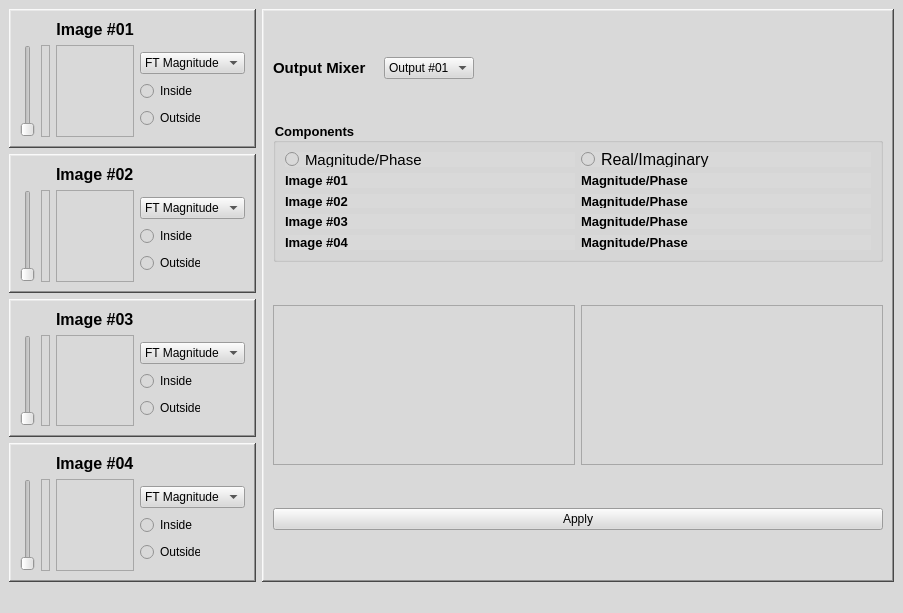
This is design.ui in raghdaneiazyy6/VisualMystique-Mixer as Qt 5 draws it before an edit. The edited form follows.
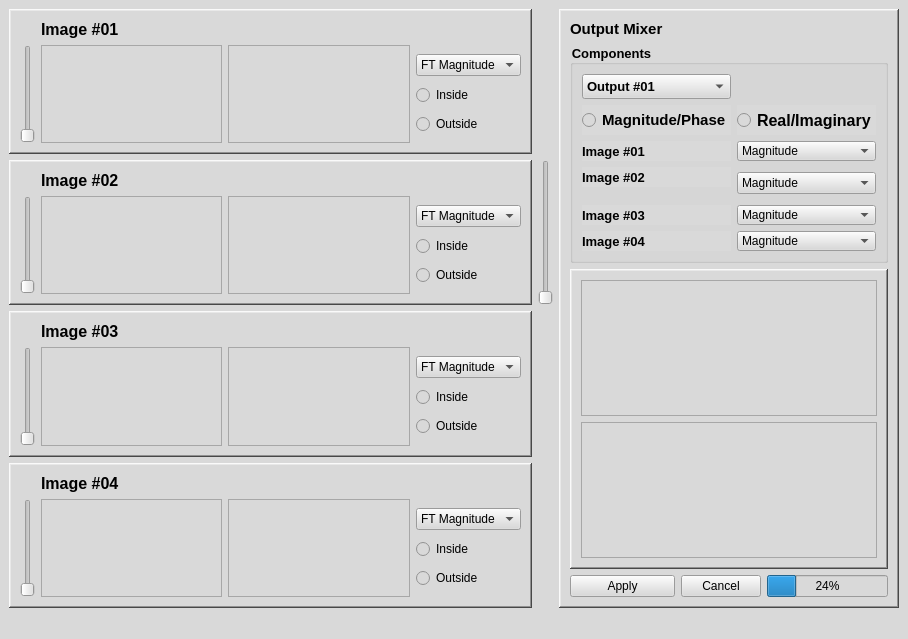
This is the edited form.

The edit to the form file:
```diff
--- a/design.ui
+++ b/design.ui
@@ -6,8 +6,8 @@
    <rect>
     <x>0</x>
     <y>0</y>
-    <width>903</width>
-    <height>613</height>
+    <width>908</width>
+    <height>639</height>
    </rect>
   </property>
   <property name="windowTitle">
@@ -30,36 +30,7 @@
        <enum>QFrame::Raised</enum>
       </property>
       <layout class="QGridLayout" name="gridLayout_5">
-       <item row="1" column="2">
-        <widget class="QLabel" name="imageComponent1">
-         <property name="maximumSize">
-          <size>
-           <width>16777215</width>
-           <height>160</height>
-          </size>
-         </property>
-         <property name="styleSheet">
-          <string notr="true"/>
-         </property>
-         <property name="frameShape">
-          <enum>QFrame::StyledPanel</enum>
-         </property>
-         <property name="text">
-          <string/>
-         </property>
-         <property name="alignment">
-          <set>Qt::AlignCenter</set>
-         </property>
-        </widget>
-       </item>
-       <item row="1" column="0">
-        <widget class="QSlider" name="verticalSlider_1">
-         <property name="orientation">
-          <enum>Qt::Vertical</enum>
-         </property>
-        </widget>
-       </item>
-       <item row="1" column="3">
+       <item row="2" column="4">
         <layout class="QVBoxLayout" name="verticalLayout_5">
          <property name="spacing">
           <number>0</number>
@@ -98,7 +69,7 @@
           <widget class="QRadioButton" name="radioButton_9">
            <property name="maximumSize">
             <size>
-             <width>55</width>
+             <width>60</width>
              <height>20</height>
             </size>
            </property>
@@ -111,7 +82,7 @@
           <widget class="QRadioButton" name="radioButton_10">
            <property name="maximumSize">
             <size>
-             <width>60</width>
+             <width>80</width>
              <height>20</height>
             </size>
            </property>
@@ -122,7 +93,20 @@
          </item>
         </layout>
        </item>
-       <item row="0" column="2">
+       <item row="2" column="3">
+        <widget class="QGraphicsView" name="imageComponent1"/>
+       </item>
+       <item row="2" column="1">
+        <widget class="QGraphicsView" name="imageLabel1"/>
+       </item>
+       <item row="2" column="0">
+        <widget class="QSlider" name="verticalSlider_1">
+         <property name="orientation">
+          <enum>Qt::Vertical</enum>
+         </property>
+        </widget>
+       </item>
+       <item row="1" column="1">
         <widget class="QLabel" name="label_15">
          <property name="font">
           <font>
@@ -134,36 +118,14 @@
           <string>Image #01</string>
          </property>
          <property name="alignment">
-          <set>Qt::AlignCenter</set>
-         </property>
-        </widget>
-       </item>
-       <item row="1" column="1">
-        <widget class="QLabel" name="imageLabel1">
-         <property name="maximumSize">
-          <size>
-           <width>16777215</width>
-           <height>160</height>
-          </size>
-         </property>
-         <property name="styleSheet">
-          <string notr="true"/>
-         </property>
-         <property name="frameShape">
-          <enum>QFrame::StyledPanel</enum>
-         </property>
-         <property name="text">
-          <string/>
-         </property>
-         <property name="alignment">
-          <set>Qt::AlignCenter</set>
+          <set>Qt::AlignLeading|Qt::AlignLeft|Qt::AlignVCenter</set>
          </property>
         </widget>
        </item>
       </layout>
      </widget>
     </item>
-    <item row="0" column="1" rowspan="4">
+    <item row="0" column="2" rowspan="4">
      <widget class="QFrame" name="frame_5">
       <property name="sizePolicy">
        <sizepolicy hsizetype="Expanding" vsizetype="Expanding">
@@ -184,23 +146,25 @@
        <enum>QFrame::Raised</enum>
       </property>
       <layout class="QGridLayout" name="gridLayout_6">
-       <item row="6" column="0">
-        <layout class="QHBoxLayout" name="horizontalLayout">
-         <item>
-          <widget class="QPushButton" name="pushButton">
-           <property name="text">
-            <string>Apply</string>
-           </property>
-          </widget>
-         </item>
-        </layout>
+       <item row="0" column="0">
+        <widget class="QLabel" name="label_11">
+         <property name="font">
+          <font>
+           <pointsize>11</pointsize>
+           <bold>true</bold>
+          </font>
+         </property>
+         <property name="text">
+          <string>Output Mixer   </string>
+         </property>
+        </widget>
        </item>
-       <item row="4" column="0">
+       <item row="1" column="0" colspan="4">
         <widget class="QGroupBox" name="groupBox">
          <property name="maximumSize">
           <size>
            <width>16777215</width>
-           <height>140</height>
+           <height>230</height>
           </size>
          </property>
          <property name="font">
@@ -213,8 +177,111 @@
           <string>Components</string>
          </property>
          <layout class="QGridLayout" name="gridLayout_8">
+          <item row="11" column="0">
+           <spacer name="verticalSpacer_3">
+            <property name="orientation">
+             <enum>Qt::Vertical</enum>
+            </property>
+            <property name="sizeHint" stdset="0">
+             <size>
+              <width>20</width>
+              <height>40</height>
+             </size>
+            </property>
+           </spacer>
+          </item>
+          <item row="3" column="0">
+           <widget class="QLabel" name="label">
+            <property name="minimumSize">
+             <size>
+              <width>0</width>
+              <height>20</height>
+             </size>
+            </property>
+            <property name="font">
+             <font>
+              <pointsize>10</pointsize>
+              <bold>true</bold>
+             </font>
+            </property>
+            <property name="text">
+             <string>Image #01</string>
+            </property>
+           </widget>
+          </item>
+          <item row="0" column="0">
+           <widget class="QComboBox" name="comboBox_5">
+            <property name="minimumSize">
+             <size>
+              <width>0</width>
+              <height>25</height>
+             </size>
+            </property>
+            <property name="maximumSize">
+             <size>
+              <width>300</width>
+              <height>16777215</height>
+             </size>
+            </property>
+            <property name="font">
+             <font>
+              <family>Segoe UI</family>
+              <pointsize>10</pointsize>
+              <bold>true</bold>
+             </font>
+            </property>
+            <item>
+             <property name="text">
+              <string>Output #01</string>
+             </property>
+            </item>
+            <item>
+             <property name="text">
+              <string>Output #02</string>
+             </property>
+            </item>
+           </widget>
+          </item>
+          <item row="2" column="1">
+           <widget class="QRadioButton" name="radioButton2">
+            <property name="minimumSize">
+             <size>
+              <width>0</width>
+              <height>30</height>
+             </size>
+            </property>
+            <property name="font">
+             <font>
+              <pointsize>12</pointsize>
+              <bold>true</bold>
+             </font>
+            </property>
+            <property name="text">
+             <string>Real/Imaginary</string>
+            </property>
+           </widget>
+          </item>
           <item row="4" column="0">
+           <spacer name="verticalSpacer">
+            <property name="orientation">
+             <enum>Qt::Vertical</enum>
+            </property>
+            <property name="sizeHint" stdset="0">
+             <size>
+              <width>20</width>
+              <height>40</height>
+             </size>
+            </property>
+           </spacer>
+          </item>
+          <item row="6" column="0">
            <widget class="QLabel" name="label_17">
+            <property name="minimumSize">
+             <size>
+              <width>0</width>
+              <height>20</height>
+             </size>
+            </property>
             <property name="font">
              <font>
               <pointsize>10</pointsize>
@@ -226,21 +293,34 @@
             </property>
            </widget>
           </item>
-          <item row="8" column="0">
-           <widget class="QLabel" name="label_18">
-            <property name="font">
-             <font>
-              <pointsize>10</pointsize>
-              <bold>true</bold>
-             </font>
+          <item row="6" column="1" rowspan="3">
+           <widget class="QComboBox" name="comboBox_2">
+            <property name="minimumSize">
+             <size>
+              <width>0</width>
+              <height>20</height>
+             </size>
             </property>
-            <property name="text">
-             <string>Image #03</string>
-            </property>
+            <item>
+             <property name="text">
+              <string>Magnitude</string>
+             </property>
+            </item>
+            <item>
+             <property name="text">
+              <string>Phase</string>
+             </property>
+            </item>
            </widget>
           </item>
-          <item row="11" column="0">
+          <item row="13" column="0">
            <widget class="QLabel" name="label_19">
+            <property name="minimumSize">
+             <size>
+              <width>0</width>
+              <height>20</height>
+             </size>
+            </property>
             <property name="font">
              <font>
               <pointsize>10</pointsize>
@@ -252,87 +332,90 @@
             </property>
            </widget>
           </item>
-          <item row="2" column="0">
-           <spacer name="verticalSpacer">
-            <property name="orientation">
-             <enum>Qt::Vertical</enum>
-            </property>
-            <property name="sizeHint" stdset="0">
+          <item row="3" column="1" rowspan="2">
+           <widget class="QComboBox" name="comboBox_1">
+            <property name="minimumSize">
              <size>
-              <width>20</width>
-              <height>40</height>
+              <width>0</width>
+              <height>20</height>
              </size>
             </property>
-           </spacer>
-          </item>
-          <item row="8" column="1">
-           <widget class="QLabel" name="label_4">
-            <property name="font">
-             <font>
-              <pointsize>10</pointsize>
-              <bold>true</bold>
-             </font>
-            </property>
-            <property name="text">
-             <string>Magnitude/Phase</string>
-            </property>
+            <item>
+             <property name="text">
+              <string>Magnitude</string>
+             </property>
+            </item>
+            <item>
+             <property name="text">
+              <string>Phase</string>
+             </property>
+            </item>
            </widget>
           </item>
           <item row="1" column="1">
-           <widget class="QLabel" name="label_2">
-            <property name="font">
-             <font>
-              <pointsize>10</pointsize>
-              <bold>true</bold>
-             </font>
+           <spacer name="verticalSpacer_5">
+            <property name="orientation">
+             <enum>Qt::Vertical</enum>
             </property>
-            <property name="text">
-             <string>Magnitude/Phase</string>
+            <property name="sizeHint" stdset="0">
+             <size>
+              <width>20</width>
+              <height>40</height>
+             </size>
             </property>
-           </widget>
+           </spacer>
           </item>
-          <item row="4" column="1">
-           <widget class="QLabel" name="label_3">
-            <property name="font">
-             <font>
-              <pointsize>10</pointsize>
-              <bold>true</bold>
-             </font>
+          <item row="13" column="1">
+           <widget class="QComboBox" name="comboBox_4">
+            <property name="minimumSize">
+             <size>
+              <width>0</width>
+              <height>20</height>
+             </size>
             </property>
-            <property name="text">
-             <string>Magnitude/Phase</string>
-            </property>
+            <item>
+             <property name="text">
+              <string>Magnitude</string>
+             </property>
+            </item>
+            <item>
+             <property name="text">
+              <string>Phase</string>
+             </property>
+            </item>
            </widget>
           </item>
-          <item row="0" column="1">
-           <widget class="QRadioButton" name="radioButton2">
-            <property name="font">
-             <font>
-              <pointsize>12</pointsize>
-             </font>
+          <item row="10" column="1" rowspan="2">
+           <widget class="QComboBox" name="comboBox_3">
+            <property name="minimumSize">
+             <size>
+              <width>0</width>
+              <height>20</height>
+             </size>
             </property>
-            <property name="text">
-             <string>Real/Imaginary</string>
-            </property>
+            <item>
+             <property name="text">
+              <string>Magnitude</string>
+             </property>
+            </item>
+            <item>
+             <property name="text">
+              <string>Phase</string>
+             </property>
+            </item>
            </widget>
           </item>
-          <item row="0" column="0">
+          <item row="2" column="0">
            <widget class="QRadioButton" name="radioButton1">
+            <property name="minimumSize">
+             <size>
+              <width>0</width>
+              <height>30</height>
+             </size>
+            </property>
             <property name="font">
              <font>
               <pointsize>11</pointsize>
-             </font>
-            </property>
-            <property name="text">
-             <string>Magnitude/Phase</string>
-            </property>
-           </widget>
-          </item>
-          <item row="11" column="1">
-           <widget class="QLabel" name="label_5">
-            <property name="font">
-             <font>
-              <pointsize>10</pointsize>
               <bold>true</bold>
              </font>
             </property>
@@ -341,34 +424,27 @@
             </property>
            </widget>
           </item>
-          <item row="1" column="0">
-           <widget class="QLabel" name="label">
-            <property name="font">
-             <font>
-              <pointsize>10</pointsize>
-              <bold>true</bold>
-             </font>
-            </property>
-            <property name="text">
-             <string>Image #01</string>
-            </property>
-           </widget>
-          </item>
-          <item row="7" column="0">
-           <spacer name="verticalSpacer_2">
-            <property name="orientation">
-             <enum>Qt::Vertical</enum>
-            </property>
-            <property name="sizeHint" stdset="0">
+          <item row="10" column="0">
+           <widget class="QLabel" name="label_18">
+            <property name="minimumSize">
              <size>
-              <width>20</width>
-              <height>40</height>
+              <width>0</width>
+              <height>20</height>
              </size>
             </property>
-           </spacer>
+            <property name="font">
+             <font>
+              <pointsize>10</pointsize>
+              <bold>true</bold>
+             </font>
+            </property>
+            <property name="text">
+             <string>Image #03</string>
+            </property>
+           </widget>
           </item>
           <item row="9" column="0">
-           <spacer name="verticalSpacer_3">
+           <spacer name="verticalSpacer_2">
             <property name="orientation">
              <enum>Qt::Vertical</enum>
             </property>
@@ -383,115 +459,72 @@
          </layout>
         </widget>
        </item>
-       <item row="5" column="0">
-        <layout class="QHBoxLayout" name="horizontalLayout_2">
-         <item>
-          <widget class="QLabel" name="outputImage1">
-           <property name="sizePolicy">
-            <sizepolicy hsizetype="Expanding" vsizetype="Preferred">
-             <horstretch>0</horstretch>
-             <verstretch>0</verstretch>
-            </sizepolicy>
-           </property>
-           <property name="maximumSize">
-            <size>
-             <width>16777215</width>
-             <height>160</height>
-            </size>
-           </property>
-           <property name="styleSheet">
-            <string notr="true"/>
-           </property>
-           <property name="frameShape">
-            <enum>QFrame::StyledPanel</enum>
-           </property>
-           <property name="text">
-            <string/>
-           </property>
-           <property name="alignment">
-            <set>Qt::AlignCenter</set>
-           </property>
-          </widget>
-         </item>
-         <item>
-          <widget class="QLabel" name="outputImage2">
-           <property name="sizePolicy">
-            <sizepolicy hsizetype="Expanding" vsizetype="Preferred">
-             <horstretch>0</horstretch>
-             <verstretch>0</verstretch>
-            </sizepolicy>
-           </property>
-           <property name="maximumSize">
-            <size>
-             <width>16777215</width>
-             <height>160</height>
-            </size>
-           </property>
-           <property name="styleSheet">
-            <string notr="true"/>
-           </property>
-           <property name="frameShape">
-            <enum>QFrame::StyledPanel</enum>
-           </property>
-           <property name="text">
-            <string/>
-           </property>
-           <property name="alignment">
-            <set>Qt::AlignCenter</set>
-           </property>
-          </widget>
-         </item>
-        </layout>
+       <item row="6" column="0">
+        <widget class="QPushButton" name="pushButton">
+         <property name="text">
+          <string>Apply</string>
+         </property>
+        </widget>
        </item>
-       <item row="0" column="0">
-        <layout class="QHBoxLayout" name="horizontalLayout_3">
-         <item>
-          <widget class="QLabel" name="label_11">
-           <property name="font">
-            <font>
-             <pointsize>11</pointsize>
-             <bold>true</bold>
-            </font>
-           </property>
-           <property name="text">
-            <string>Output Mixer   </string>
-           </property>
-          </widget>
-         </item>
-         <item>
-          <widget class="QComboBox" name="comboBox_5">
-           <property name="maximumSize">
-            <size>
-             <width>300</width>
-             <height>16777215</height>
-            </size>
-           </property>
-           <item>
-            <property name="text">
-             <string>Output #01</string>
-            </property>
-           </item>
-           <item>
-            <property name="text">
-             <string>Output #02</string>
-            </property>
-           </item>
-          </widget>
-         </item>
-         <item>
-          <spacer name="horizontalSpacer">
-           <property name="orientation">
-            <enum>Qt::Horizontal</enum>
-           </property>
-           <property name="sizeHint" stdset="0">
-            <size>
-             <width>40</width>
-             <height>20</height>
-            </size>
-           </property>
-          </spacer>
-         </item>
-        </layout>
+       <item row="6" column="1">
+        <widget class="QPushButton" name="pushButton_2">
+         <property name="text">
+          <string>Cancel</string>
+         </property>
+        </widget>
+       </item>
+       <item row="3" column="0" colspan="4">
+        <widget class="QFrame" name="frame_7">
+         <property name="minimumSize">
+          <size>
+           <width>0</width>
+           <height>140</height>
+          </size>
+         </property>
+         <property name="mouseTracking">
+          <bool>false</bool>
+         </property>
+         <property name="frameShape">
+          <enum>QFrame::WinPanel</enum>
+         </property>
+         <property name="frameShadow">
+          <enum>QFrame::Raised</enum>
+         </property>
+         <layout class="QGridLayout" name="gridLayout_7">
+          <item row="0" column="0">
+           <widget class="QGraphicsView" name="outputImage1"/>
+          </item>
+          <item row="1" column="0">
+           <widget class="QGraphicsView" name="outputImage2"/>
+          </item>
+         </layout>
+        </widget>
+       </item>
+       <item row="6" column="2" colspan="2">
+        <widget class="QProgressBar" name="progressBar">
+         <property name="value">
+          <number>24</number>
+         </property>
+        </widget>
+       </item>
+       <item row="2" column="1">
+        <spacer name="verticalSpacer_4">
+         <property name="orientation">
+          <enum>Qt::Vertical</enum>
+         </property>
+         <property name="sizeType">
+          <enum>QSizePolicy::Expanding</enum>
+         </property>
+         <property name="sizeHint" stdset="0">
+          <size>
+           <width>10</width>
+           <height>100</height>
+          </size>
+         </property>
+        </spacer>
+       </item>
+       <item row="4" column="0" colspan="4">
+        <layout class="QHBoxLayout" name="horizontalLayout_2"/>
        </item>
       </layout>
      </widget>
@@ -505,29 +538,7 @@
        <enum>QFrame::Raised</enum>
       </property>
       <layout class="QGridLayout" name="gridLayout_2">
-       <item row="1" column="1">
-        <widget class="QLabel" name="imageLabel2">
-         <property name="maximumSize">
-          <size>
-           <width>16777215</width>
-           <height>160</height>
-          </size>
-         </property>
-         <property name="styleSheet">
-          <string notr="true"/>
-         </property>
-         <property name="frameShape">
-          <enum>QFrame::StyledPanel</enum>
-         </property>
-         <property name="text">
-          <string/>
-         </property>
-         <property name="alignment">
-          <set>Qt::AlignCenter</set>
-         </property>
-        </widget>
-       </item>
-       <item row="1" column="3">
+       <item row="1" column="4">
         <layout class="QVBoxLayout" name="verticalLayout_2">
          <property name="spacing">
           <number>0</number>
@@ -566,7 +577,7 @@
           <widget class="QRadioButton" name="radioButton_3">
            <property name="maximumSize">
             <size>
-             <width>55</width>
+             <width>60</width>
              <height>20</height>
             </size>
            </property>
@@ -579,7 +590,7 @@
           <widget class="QRadioButton" name="radioButton_4">
            <property name="maximumSize">
             <size>
-             <width>60</width>
+             <width>80</width>
              <height>20</height>
             </size>
            </property>
@@ -597,7 +608,13 @@
          </property>
         </widget>
        </item>
-       <item row="0" column="2">
+       <item row="1" column="1">
+        <widget class="QGraphicsView" name="imageLabel2"/>
+       </item>
+       <item row="1" column="3">
+        <widget class="QGraphicsView" name="imageComponent2"/>
+       </item>
+       <item row="0" column="1">
         <widget class="QLabel" name="label_14">
          <property name="font">
           <font>
@@ -610,31 +627,22 @@
          </property>
         </widget>
        </item>
-       <item row="1" column="2">
-        <widget class="QLabel" name="imageComponent2">
-         <property name="maximumSize">
-          <size>
-           <width>16777215</width>
-           <height>160</height>
-          </size>
-         </property>
-         <property name="styleSheet">
-          <string notr="true"/>
-         </property>
-         <property name="frameShape">
-          <enum>QFrame::StyledPanel</enum>
-         </property>
-         <property name="text">
-          <string/>
-         </property>
-         <property name="alignment">
-          <set>Qt::AlignCenter</set>
-         </property>
-        </widget>
-       </item>
       </layout>
      </widget>
     </item>
+    <item row="1" column="1">
+     <widget class="QSlider" name="verticalSlider">
+      <property name="minimum">
+       <number>50</number>
+      </property>
+      <property name="maximum">
+       <number>300</number>
+      </property>
+      <property name="orientation">
+       <enum>Qt::Vertical</enum>
+      </property>
+     </widget>
+    </item>
     <item row="2" column="0">
      <widget class="QFrame" name="frame_3">
       <property name="frameShape">
@@ -644,7 +652,10 @@
        <enum>QFrame::Raised</enum>
       </property>
       <layout class="QGridLayout" name="gridLayout_3">
-       <item row="1" column="3">
+       <item row="1" column="1">
+        <widget class="QGraphicsView" name="imageLabel3"/>
+       </item>
+       <item row="1" column="4">
         <layout class="QVBoxLayout" name="verticalLayout_3">
          <property name="spacing">
           <number>0</number>
@@ -683,7 +694,7 @@
           <widget class="QRadioButton" name="radioButton_5">
            <property name="maximumSize">
             <size>
-             <width>55</width>
+             <width>60</width>
              <height>20</height>
             </size>
            </property>
@@ -696,7 +707,7 @@
           <widget class="QRadioButton" name="radioButton_6">
            <property name="maximumSize">
             <size>
-             <width>60</width>
+             <width>80</width>
              <height>20</height>
             </size>
            </property>
@@ -714,7 +725,10 @@
          </property>
         </widget>
        </item>
-       <item row="0" column="2">
+       <item row="1" column="3">
+        <widget class="QGraphicsView" name="imageComponent3"/>
+       </item>
+       <item row="0" column="1">
         <widget class="QLabel" name="label_13">
          <property name="font">
           <font>
@@ -727,50 +741,6 @@
          </property>
         </widget>
        </item>
-       <item row="1" column="1">
-        <widget class="QLabel" name="imageLabel3">
-         <property name="maximumSize">
-          <size>
-           <width>16777215</width>
-           <height>160</height>
-          </size>
-         </property>
-         <property name="styleSheet">
-          <string notr="true"/>
-         </property>
-         <property name="frameShape">
-          <enum>QFrame::StyledPanel</enum>
-         </property>
-         <property name="text">
-          <string/>
-         </property>
-         <property name="alignment">
-          <set>Qt::AlignCenter</set>
-         </property>
-        </widget>
-       </item>
-       <item row="1" column="2">
-        <widget class="QLabel" name="imageComponent3">
-         <property name="maximumSize">
-          <size>
-           <width>16777215</width>
-           <height>160</height>
-          </size>
-         </property>
-         <property name="styleSheet">
-          <string notr="true"/>
-         </property>
-         <property name="frameShape">
-          <enum>QFrame::StyledPanel</enum>
-         </property>
-         <property name="text">
-          <string/>
-         </property>
-         <property name="alignment">
-          <set>Qt::AlignCenter</set>
-         </property>
-        </widget>
-       </item>
       </layout>
      </widget>
     </item>
@@ -783,27 +753,10 @@
        <enum>QFrame::Raised</enum>
       </property>
       <layout class="QGridLayout" name="gridLayout_4">
-       <item row="0" column="2">
-        <widget class="QLabel" name="label_12">
-         <property name="font">
-          <font>
-           <pointsize>12</pointsize>
-           <bold>true</bold>
-          </font>
-         </property>
-         <property name="text">
-          <string>Image #04</string>
-         </property>
-        </widget>
+       <item row="1" column="1">
+        <widget class="QGraphicsView" name="imageLabel4"/>
        </item>
-       <item row="1" column="0">
-        <widget class="QSlider" name="verticalSlider_4">
-         <property name="orientation">
-          <enum>Qt::Vertical</enum>
-         </property>
-        </widget>
-       </item>
-       <item row="1" column="3">
+       <item row="1" column="4">
         <layout class="QVBoxLayout" name="verticalLayout_4">
          <property name="spacing">
           <number>0</number>
@@ -842,7 +795,7 @@
           <widget class="QRadioButton" name="radioButton_7">
            <property name="maximumSize">
             <size>
-             <width>55</width>
+             <width>60</width>
              <height>20</height>
             </size>
            </property>
@@ -855,7 +808,7 @@
           <widget class="QRadioButton" name="radioButton_8">
            <property name="maximumSize">
             <size>
-             <width>60</width>
+             <width>80</width>
              <height>20</height>
             </size>
            </property>
@@ -866,47 +819,26 @@
          </item>
         </layout>
        </item>
-       <item row="1" column="2">
-        <widget class="QLabel" name="imageComponent4">
-         <property name="maximumSize">
-          <size>
-           <width>16777215</width>
-           <height>160</height>
-          </size>
-         </property>
-         <property name="styleSheet">
-          <string notr="true"/>
-         </property>
-         <property name="frameShape">
-          <enum>QFrame::StyledPanel</enum>
-         </property>
-         <property name="text">
-          <string/>
-         </property>
-         <property name="alignment">
-          <set>Qt::AlignCenter</set>
+       <item row="1" column="0">
+        <widget class="QSlider" name="verticalSlider_4">
+         <property name="orientation">
+          <enum>Qt::Vertical</enum>
          </property>
         </widget>
        </item>
-       <item row="1" column="1">
-        <widget class="QLabel" name="imageLabel4">
-         <property name="maximumSize">
-          <size>
-           <width>16777215</width>
-           <height>160</height>
-          </size>
-         </property>
-         <property name="styleSheet">
-          <string notr="true"/>
-         </property>
-         <property name="frameShape">
-          <enum>QFrame::StyledPanel</enum>
+       <item row="1" column="3">
+        <widget class="QGraphicsView" name="imageComponent4"/>
+       </item>
+       <item row="0" column="1">
+        <widget class="QLabel" name="label_12">
+         <property name="font">
+          <font>
+           <pointsize>12</pointsize>
+           <bold>true</bold>
+          </font>
          </property>
          <property name="text">
-          <string/>
-         </property>
-         <property name="alignment">
-          <set>Qt::AlignCenter</set>
+          <string>Image #04</string>
          </property>
         </widget>
        </item>
```
Left out of the diff: 20 changed lines with no effect on the pictures.
